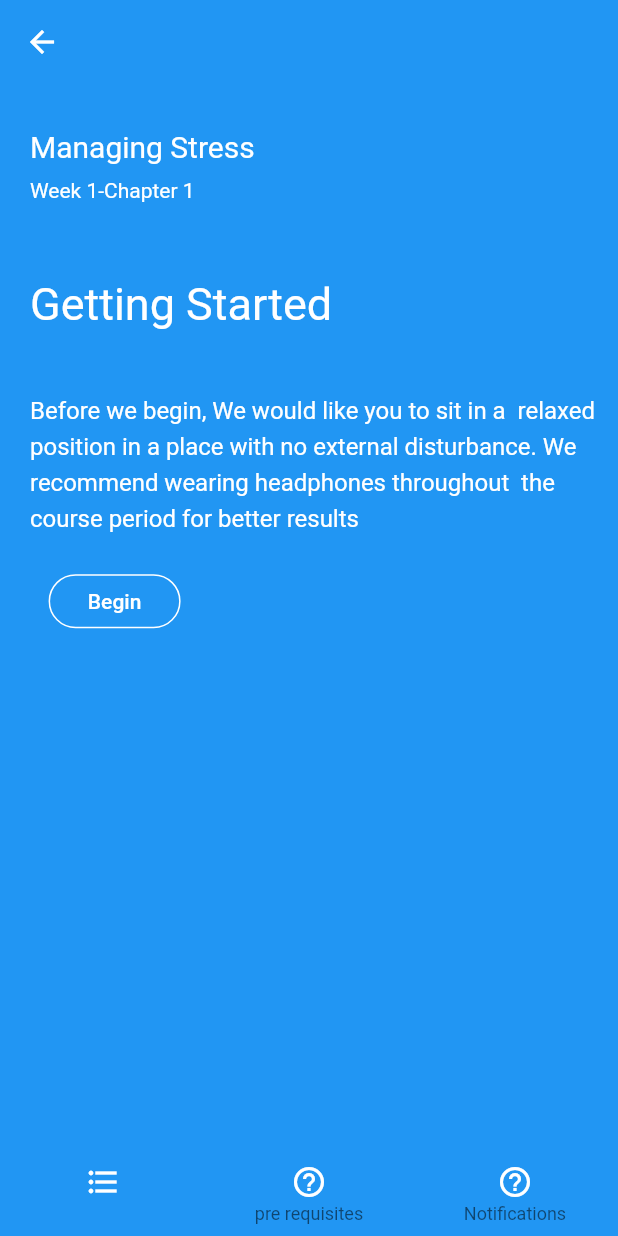
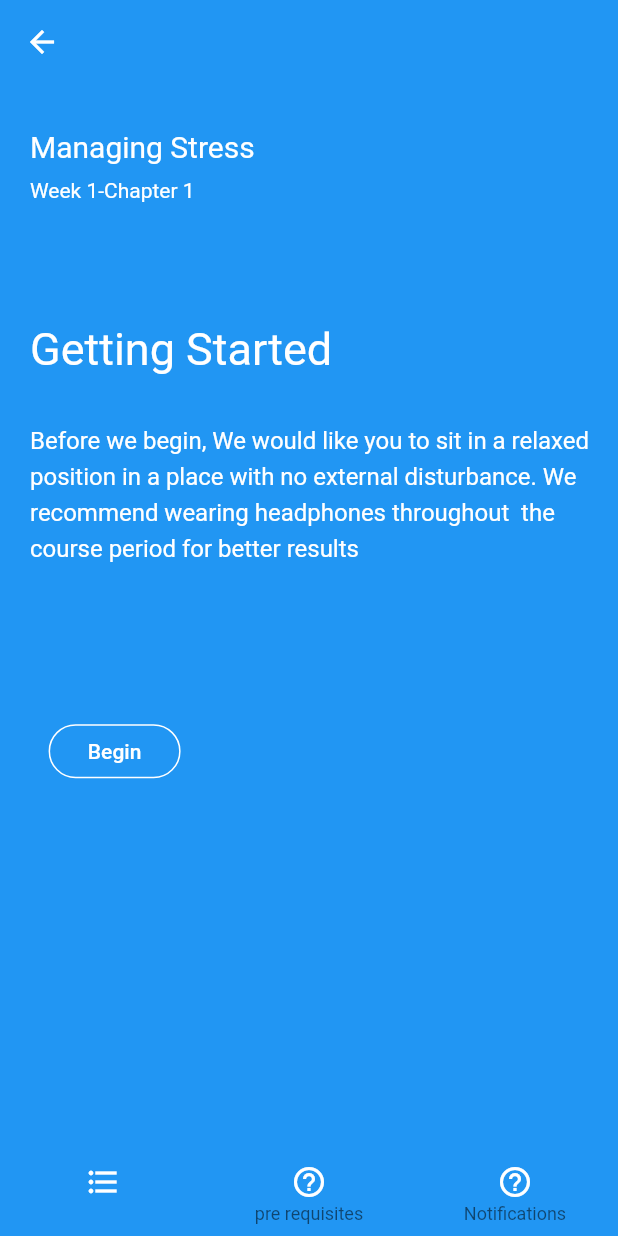
Before and after one commit to GabbyOwusu/my-first-flutter-build, a Flutter app: the ManageStress screen opened directly, on a phone screen of 412 x 824 dp. Run offline on Flutter 3.47's test engine with Material 2 defaults, Android fonts, the phone set to English and light mode, and no system bars.

Commit message:
A few minor changes

```diff
--- a/lib/screens/manage.dart
+++ b/lib/screens/manage.dart
@@ -37,7 +37,7 @@ class ManageStress extends StatelessWidget {
               ),
             ),
             SizedBox(
-              height: 50,
+              height: 80,
             ),
             Container(
               margin: EdgeInsets.only(left: 20),
@@ -50,24 +50,25 @@ class ManageStress extends StatelessWidget {
               ),
             ),
             SizedBox(
-              height: 40,
+              height: 30,
             ),
             Container(
                margin: EdgeInsets.only(left: 20),
               child: Text(
                 'Before we begin, We would like you to sit in a '
-                ' relaxed position in a place with no external '
+                'relaxed position in a place with no external '
                 'disturbance. We recommend wearing '
                 'headphones throughout  the course period for '
                 'better results ',
                 style: TextStyle(
-                  fontSize: 16.0,
+                  fontSize: 16,
                   color: Colors.white,
                   height: 1.5,
                 ),
               ),
 
             ),
+            SizedBox(height: 80),
             Container(
               width: 90,
               child: RaisedButton(
```
